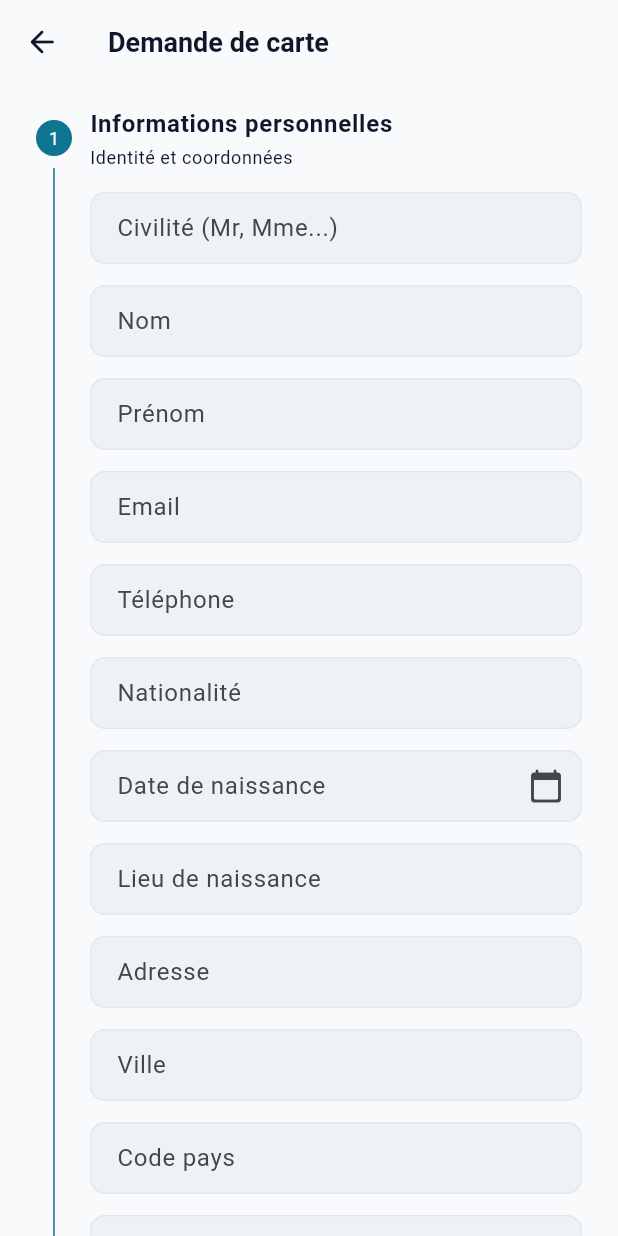
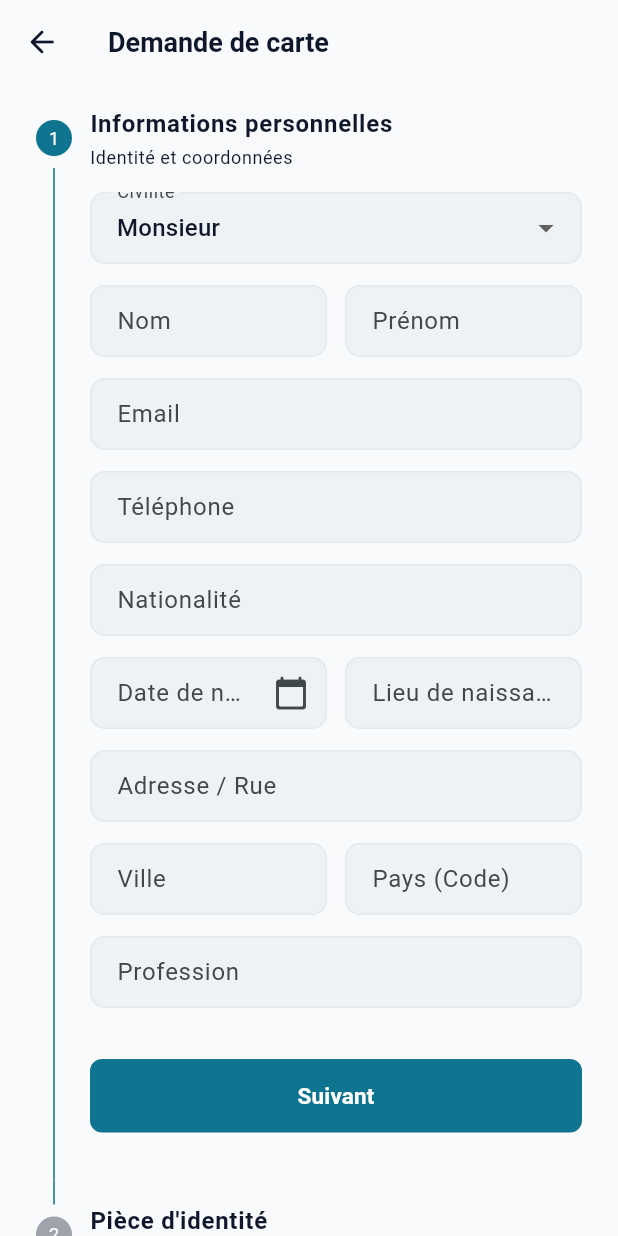
Before and after one commit to Cresus98/frikpay, a Flutter app: the AddCardStepperPage screen opened by its route, on a phone screen of 412 x 824 dp. Run offline on Flutter 3.47's test engine with Material 3 defaults, Android fonts, the phone set to English and light mode, and no system bars; our stand-ins replace cached_network_image, dio, flutter_riverpod, flutter_spinkit, flutter_svg, fluttertoast and 9 more; missing offline and left inert: flutter_windowmanager_v2; accounts and stored records are empty.

Commit message:
UI: Simplification de l'étape 1 (Civilité dropdown, email regex, préfixe phone)

```diff
--- a/lib/views/pages/home/card_pages/add_card_stepper.dart
+++ b/lib/views/pages/home/card_pages/add_card_stepper.dart
@@ -37,7 +37,9 @@ class _AddCardStepperPageState extends ConsumerState<AddCardStepperPage> {
   final _step2Key = GlobalKey<FormState>();
 
   // ── Étape 1 : Informations personnelles ──
-  final _civilityCtrl      = TextEditingController();
+  String _selectedCivility         = 'Monsieur';
+  static const List<String> _civilityOptions = ['Monsieur', 'Madame', 'Mademoiselle', 'Autre'];
+
   final _lastnameCtrl      = TextEditingController();
   final _firstnameCtrl     = TextEditingController();
   final _emailCtrl         = TextEditingController();
@@ -133,11 +135,11 @@ class _AddCardStepperPageState extends ConsumerState<AddCardStepperPage> {
     openDialogBox(context, '', const CustomAlertDialog());
 
     final success = await ref.read(cardControllerProvider.notifier).createCard(
-          civility:           _civilityCtrl.text.trim(),
+          civility:           _selectedCivility,
           lastname:           _lastnameCtrl.text.trim(),
           firstname:          _firstnameCtrl.text.trim(),
           email:              _emailCtrl.text.trim(),
-          telephone:          _telephoneCtrl.text.trim(),
+          telephone:          '+229${_telephoneCtrl.text.trim()}',
           nationality:        _nationalityCtrl.text.trim(),
           birthday:           _birthdayCtrl.text.trim(),
           birthplace:         _birthplaceCtrl.text.trim(),
@@ -179,7 +181,7 @@ class _AddCardStepperPageState extends ConsumerState<AddCardStepperPage> {
   @override
   void dispose() {
     for (final c in [
-      _civilityCtrl, _lastnameCtrl, _firstnameCtrl, _emailCtrl,
+      _lastnameCtrl, _firstnameCtrl, _emailCtrl,
       _telephoneCtrl, _nationalityCtrl, _birthdayCtrl, _birthplaceCtrl,
       _addressCtrl, _cityCtrl, _countryCodeCtrl, _professionCtrl,
       _identityNumberCtrl, _dateDeliveryCtrl, _dateExpiryCtrl,
@@ -308,17 +310,39 @@ class _AddCardStepperPageState extends ConsumerState<AddCardStepperPage> {
         key: _step1Key,
         child: Column(
           children: [
-            _field('Civilité (Mr, Mme...)', _civilityCtrl, required: true, hint: 'Mr'),
-            _field('Nom', _lastnameCtrl, required: true),
-            _field('Prénom', _firstnameCtrl, required: true),
+            _dropdownField(
+              label: 'Civilité',
+              value: _selectedCivility,
+              items: _civilityOptions,
+              onChanged: (v) => setState(() => _selectedCivility = v!),
+            ),
+            Row(
+              children: [
+                Expanded(child: _field('Nom', _lastnameCtrl, required: true)),
+                const SizedBox(width: 12),
+                Expanded(child: _field('Prénom', _firstnameCtrl, required: true)),
+              ],
+            ),
             _field('Email', _emailCtrl, required: true, type: TextInputType.emailAddress),
-            _field('Téléphone', _telephoneCtrl, required: true, type: TextInputType.phone),
+            _field('Téléphone', _telephoneCtrl, required: true, type: TextInputType.phone, prefixText: '+229 '),
             _field('Nationalité', _nationalityCtrl, required: true, hint: 'ex: Béninoise'),
-            _datePicker('Date de naissance', _birthdayCtrl, required: true),
-            _field('Lieu de naissance', _birthplaceCtrl, required: true),
-            _field('Adresse', _addressCtrl, required: true),
-            _field('Ville', _cityCtrl, required: true),
-            _field('Code pays', _countryCodeCtrl, required: true, hint: 'ex: BJ'),
+            Row(
+              crossAxisAlignment: CrossAxisAlignment.start,
+              children: [
+                Expanded(child: _datePicker('Date de naissance', _birthdayCtrl, required: true)),
+                const SizedBox(width: 12),
+                Expanded(child: _field('Lieu de naissance', _birthplaceCtrl, required: true)),
+              ],
+            ),
+            _field('Adresse / Rue', _addressCtrl, required: true),
+            Row(
+              crossAxisAlignment: CrossAxisAlignment.start,
+              children: [
+                Expanded(child: _field('Ville', _cityCtrl, required: true)),
+                const SizedBox(width: 12),
+                Expanded(child: _field('Pays (Code)', _countryCodeCtrl, required: true, hint: 'ex: BJ')),
+              ],
+            ),
             _field('Profession', _professionCtrl, required: true),
           ],
         ),
@@ -408,6 +432,7 @@ class _AddCardStepperPageState extends ConsumerState<AddCardStepperPage> {
     bool required = false,
     String? hint,
     TextInputType type = TextInputType.text,
+    String? prefixText,
   }) {
     return Padding(
       padding: const EdgeInsets.only(bottom: 14),
@@ -418,12 +443,23 @@ class _AddCardStepperPageState extends ConsumerState<AddCardStepperPage> {
         decoration: InputDecoration(
           labelText: label,
           hintText: hint,
+          prefixText: prefixText,
+          prefixStyle: const TextStyle(fontWeight: FontWeight.w600, fontSize: 16),
           border: OutlineInputBorder(borderRadius: BorderRadius.circular(_radiusSm)),
           contentPadding: const EdgeInsets.symmetric(horizontal: 14, vertical: 12),
         ),
-        validator: required
-            ? (v) => (v == null || v.trim().isEmpty) ? 'Champ requis' : null
-            : null,
+        validator: (v) {
+          if (required && (v == null || v.trim().isEmpty)) {
+            return 'Champ requis';
+          }
+          if (type == TextInputType.emailAddress && v != null && v.trim().isNotEmpty) {
+            final emailRegex = RegExp(r'^[\w-\.]+@([\w-]+\.)+[\w-]{2,4}$');
+            if (!emailRegex.hasMatch(v.trim())) {
+              return 'Format e-mail invalide';
+            }
+          }
+          return null;
+        },
       ),
     );
   }
```
